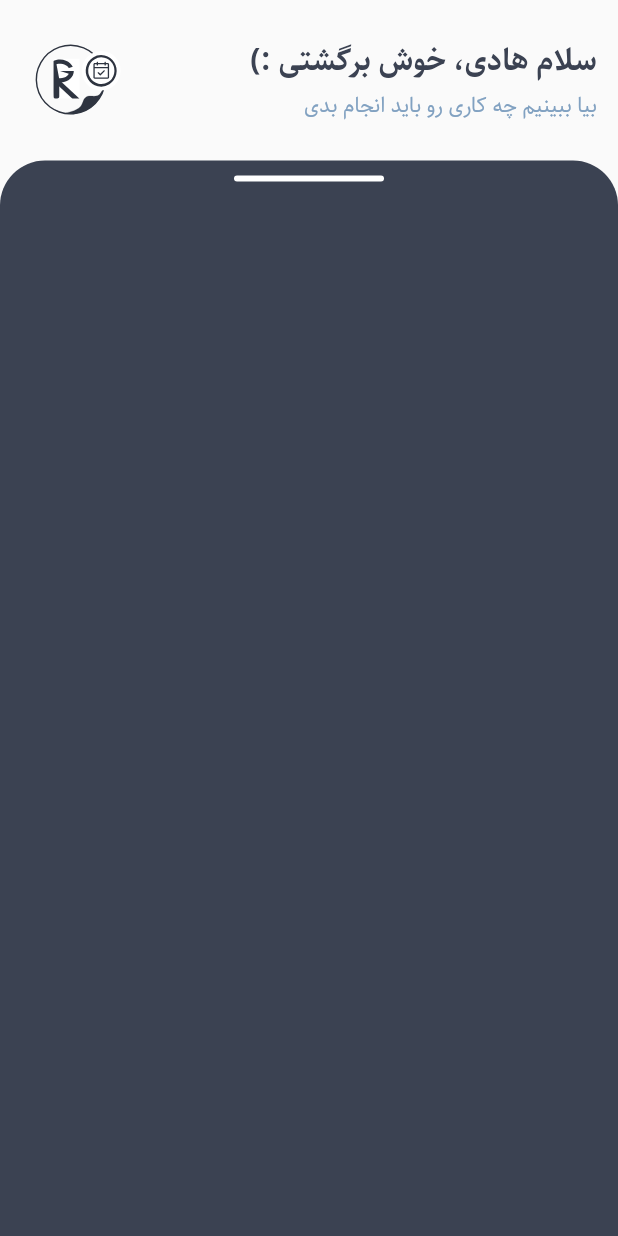
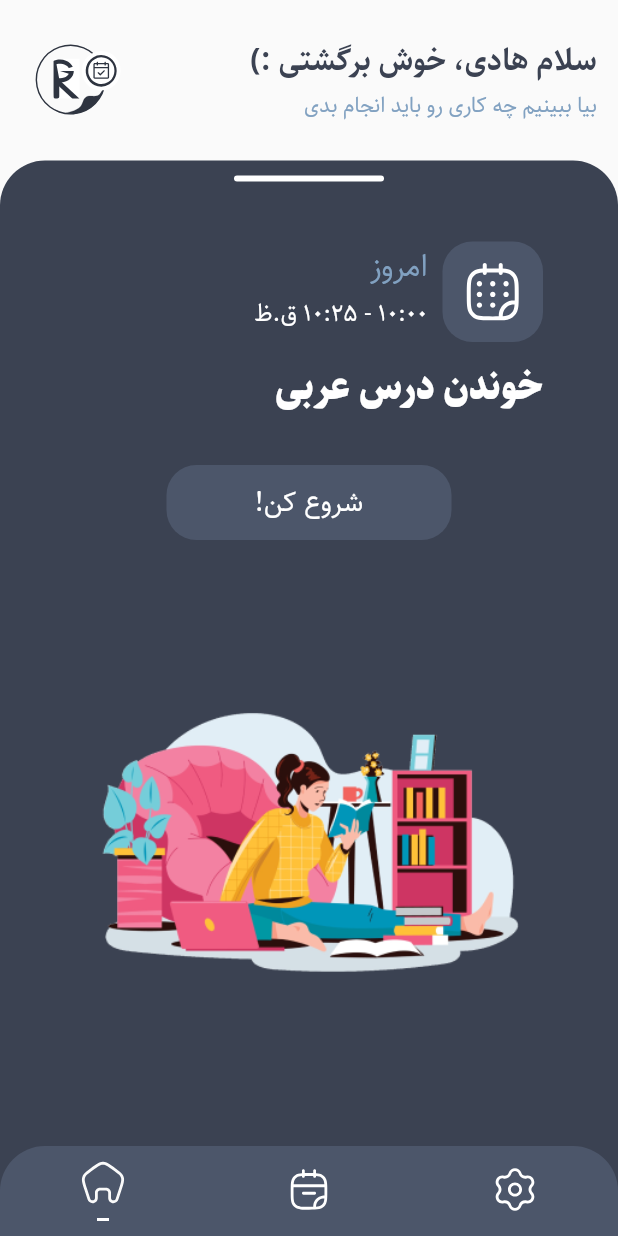
Before and after one commit to hadip123/ravand-fornt, a Flutter app: the screen it shows after launch, on a phone screen of 412 x 824 dp. Run offline on Flutter 3.47's test engine with Material 2 defaults, Android fonts, the phone set to English and light mode, and no system bars; our stand-ins replace flutter_svg.

Commit message:
Home page and BNB completed

```diff
--- /dev/null
+++ b/lib/components/bottom_navigation_bar.dart
@@ -0,0 +1,104 @@
+import 'package:flutter/material.dart';
+import 'package:flutter_svg/flutter_svg.dart';
+import 'package:taskify/theme.dart';
+
+class MyBottomNavigationBar extends StatefulWidget {
+  const MyBottomNavigationBar({super.key});
+
+  @override
+  _MyBottomNavigationBarState createState() => _MyBottomNavigationBarState();
+}
+
+class _MyBottomNavigationBarState extends State<MyBottomNavigationBar> {
+  int _selectedIndex = 0;
+  static const List<Widget> _widgetOptions = <Widget>[
+    Text('Home'),
+    Text('Search'),
+    Text('Profile'),
+  ];
+
+  void _onItemTapped(int index) {
+    setState(() {
+      _selectedIndex = index;
+    });
+  }
+
+  @override
+  Widget build(BuildContext context) {
+    return Container(
+      color: darkNord2,
+      child: Container(
+        height: 60,
+        decoration: const BoxDecoration(
+          color: darkNord4,
+          borderRadius: BorderRadius.only(
+            topLeft: Radius.circular(30),
+            topRight: Radius.circular(30),
+          ),
+        ),
+        child: Stack(
+          children: [
+            Row(
+              mainAxisAlignment: MainAxisAlignment.spaceAround,
+              children: [
+                IconButton(
+                  enableFeedback: false,
+                  onPressed: () => _onItemTapped(0),
+                  icon: AnimatedContainer(
+                    duration: const Duration(milliseconds: 200),
+                    transform: Matrix4.translationValues(
+                      0.0,
+                      _selectedIndex == 0 ? 0.0 : 5.0,
+                      0.0,
+                    ),
+                    child: SvgPicture.asset('assets/Home 1.svg'),
+                  ),
+                ),
+                IconButton(
+                  enableFeedback: false,
+                  onPressed: () => _onItemTapped(1),
+                  icon: AnimatedContainer(
+                    duration: const Duration(milliseconds: 200),
+                    transform: Matrix4.translationValues(
+                      0.0,
+                      _selectedIndex == 1 ? 0.0 : 5.0,
+                      0.0,
+                    ),
+                    child: SvgPicture.asset('assets/Calender 1.svg'),
+                  ),
+                ),
+                IconButton(
+                  enableFeedback: false,
+                  onPressed: () => _onItemTapped(2),
+                  icon: AnimatedContainer(
+                    duration: const Duration(milliseconds: 200),
+                    transform: Matrix4.translationValues(
+                      0.0,
+                      _selectedIndex == 2 ? 0.0 : 5.0,
+                      0.0,
+                    ),
+                    child: SvgPicture.asset('assets/Setting.svg'),
+                  ),
+                )
+              ],
+            ),
+            AnimatedPositioned(
+              duration: const Duration(milliseconds: 100),
+              curve: Curves.easeInOut,
+              left: (MediaQuery.of(context).size.width / 3) *
+                      (_selectedIndex + 1) -
+                  (MediaQuery.of(context).size.width / 6) -
+                  4,
+              bottom: 10,
+              child: Container(
+                width: 8,
+                height: 2,
+                color: Colors.white,
+              ),
+            ),
+          ],
+        ),
+      ),
+    );
+  }
+}
--- a/lib/home/home_page.dart
+++ b/lib/home/home_page.dart
@@ -1,5 +1,6 @@
 import 'package:flutter/material.dart';
 import 'package:flutter_svg/flutter_svg.dart';
+import 'package:taskify/components/bottom_navigation_bar.dart';
 import 'package:taskify/theme.dart';
 
 class Home extends StatefulWidget {
@@ -21,6 +22,7 @@ class _HomeState extends State<Home> {
   @override
   Widget build(BuildContext context) {
     return Scaffold(
+      bottomNavigationBar: const MyBottomNavigationBar(),
       body: Directionality(
         textDirection: TextDirection.rtl,
         child: SafeArea(
@@ -38,19 +40,105 @@ class _HomeState extends State<Home> {
                     color: darkNord2,
                     borderRadius:
                         BorderRadius.vertical(top: Radius.circular(30))),
+                child: Padding(
+                  padding: const EdgeInsets.symmetric(horizontal: 50),
                   child: Column(
+                    crossAxisAlignment: CrossAxisAlignment.start,
                     children: [
                       const SizedBox(
                         height: 10,
                       ),
-                    Container(
+                      Align(
+                        alignment: Alignment.center,
+                        child: Container(
                           width: 100,
                           height: 4,
                           decoration: BoxDecoration(
                               color: Colors.white,
                               borderRadius: BorderRadius.circular(20)),
+                        ),
+                      ),
+                      const SizedBox(
+                        height: 40,
+                      ),
+                      Row(
+                        crossAxisAlignment: CrossAxisAlignment.start,
+                        children: [
+                          Container(
+                            width: 67,
+                            height: 67,
+                            decoration: BoxDecoration(
+                                color: darkNord4,
+                                borderRadius: BorderRadius.circular(20)),
+                            child: Padding(
+                              padding: const EdgeInsets.all(12.0),
+                              child: SvgPicture.asset('assets/Calender.svg'),
+                            ),
+                          ),
+                          const SizedBox(
+                            width: 10,
+                          ),
+                          Column(
+                            mainAxisSize: MainAxisSize.min,
+                            crossAxisAlignment: CrossAxisAlignment.start,
+                            children: [
+                              Text(
+                                'امروز',
+                                style: Theme.of(context)
+                                    .textTheme
+                                    .titleLarge!
+                                    .copyWith(color: lightNord4),
+                              ),
+                              Text(
+                                '۱۰:۰۰ - ۱۰:۲۵ ق.ظ',
+                                style: Theme.of(context)
+                                    .textTheme
+                                    .titleMedium!
+                                    .copyWith(color: Colors.white),
                               )
                             ],
+                          ),
+                        ],
+                      ),
+                      const SizedBox(
+                        height: 10,
+                      ),
+                      Text(
+                        'خوندن درس عربی',
+                        style: Theme.of(context)
+                            .textTheme
+                            .headlineSmall!
+                            .copyWith(
+                                fontWeight: FontWeight.w900,
+                                color: Colors.white),
+                      ),
+                      const SizedBox(
+                        height: 30,
+                      ),
+                      Align(
+                        alignment: Alignment.center,
+                        child: TextButton(
+                            style: TextButton.styleFrom(
+                                backgroundColor: darkNord4,
+                                foregroundColor: Colors.white,
+                                fixedSize: const Size(190, 50),
+                                shape: RoundedRectangleBorder(
+                                    borderRadius: BorderRadius.circular(20))),
+                            onPressed: () {},
+                            child: const Text(
+                              'شروع کن!',
+                              style: TextStyle(
+                                fontSize: 18,
+                              ),
+                            )),
+                      ),
+                      const Spacer(),
+                      Image.asset(
+                        'assets/home-ill.png',
+                      ),
+                      const Spacer()
+                    ],
+                  ),
                 ),
               ))
             ],
```
Also changed, not shown: assets/Calender 1.svg (added), assets/Calender.svg (added), assets/Home 1.svg (added), assets/Setting.svg (added), assets/home-ill.png (added), 5 other files. Lines whose indentation alone changed are shown as unchanged.
